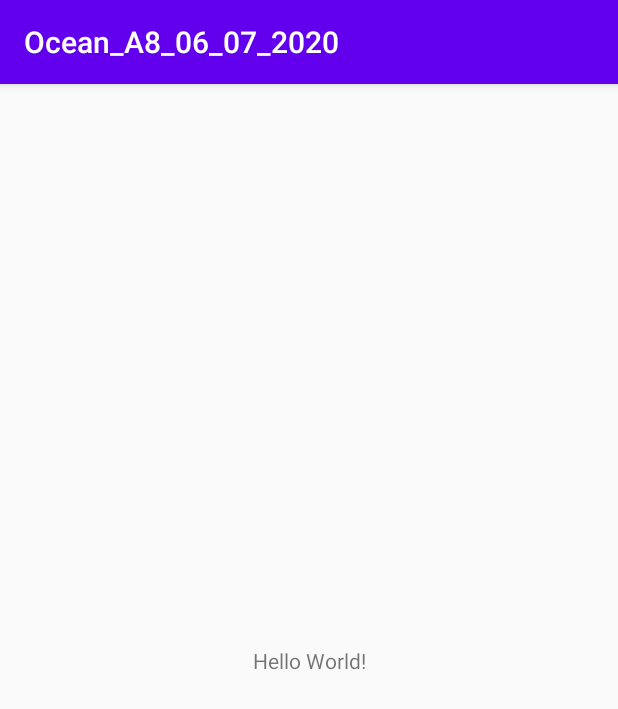
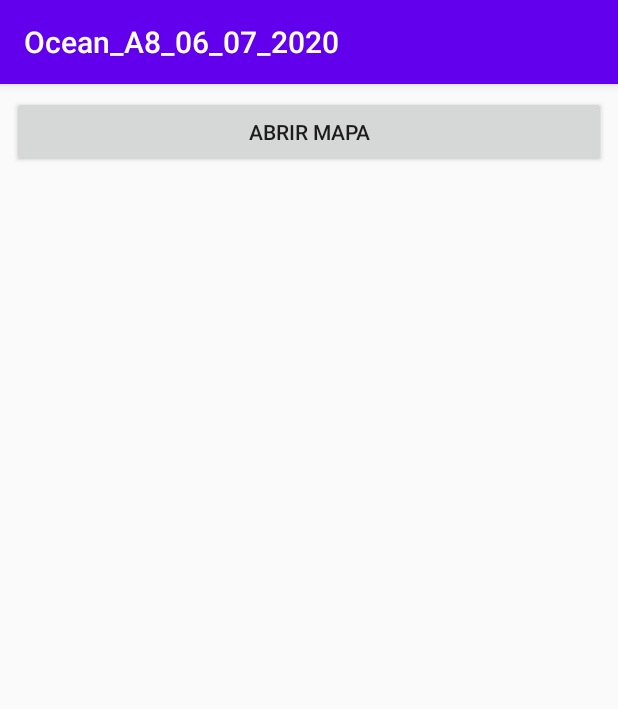
Before and after one commit to paulosalvatore/Ocean_A8_06_07_2020, an Android app: the screen it shows after launch (MainActivity), on a phone screen of 412 x 824 dp. Shown: the top 709 px of the screen. Run offline under Robolectric (Android 15) with nearby library versions, the phone set to English and light mode, and no system bars.

Commit message:
Botão para abrir mapa implementado na MainActivity

```diff
--- a/app/src/main/res/layout/activity_main.xml
+++ b/app/src/main/res/layout/activity_main.xml
@@ -6,13 +6,17 @@
     android:layout_height="match_parent"
     tools:context=".MainActivity">
 
-    <TextView
-        android:layout_width="wrap_content"
+    <Button
+        android:id="@+id/btAbrirMapa"
+        android:layout_width="0dp"
         android:layout_height="wrap_content"
-        android:text="Hello World!"
-        app:layout_constraintBottom_toBottomOf="parent"
-        app:layout_constraintLeft_toLeftOf="parent"
-        app:layout_constraintRight_toRightOf="parent"
+        android:layout_marginStart="8dp"
+        android:layout_marginLeft="8dp"
+        android:layout_marginTop="8dp"
+        android:layout_marginEnd="8dp"
+        android:layout_marginRight="8dp"
+        android:text="Abrir Mapa"
+        app:layout_constraintEnd_toEndOf="parent"
+        app:layout_constraintStart_toStartOf="parent"
         app:layout_constraintTop_toTopOf="parent" />
-
 </androidx.constraintlayout.widget.ConstraintLayout>
```
Also changed, not shown: app/src/main/AndroidManifest.xml (+8 -9 lines), app/src/main/java/com/oceanbrasil/ocean_a8_06_07_2020/MainActivity.kt (+42 -0 lines), app/src/main/java/com/oceanbrasil/ocean_a8_06_07_2020/MapsActivity.kt (+0 -24 lines).
